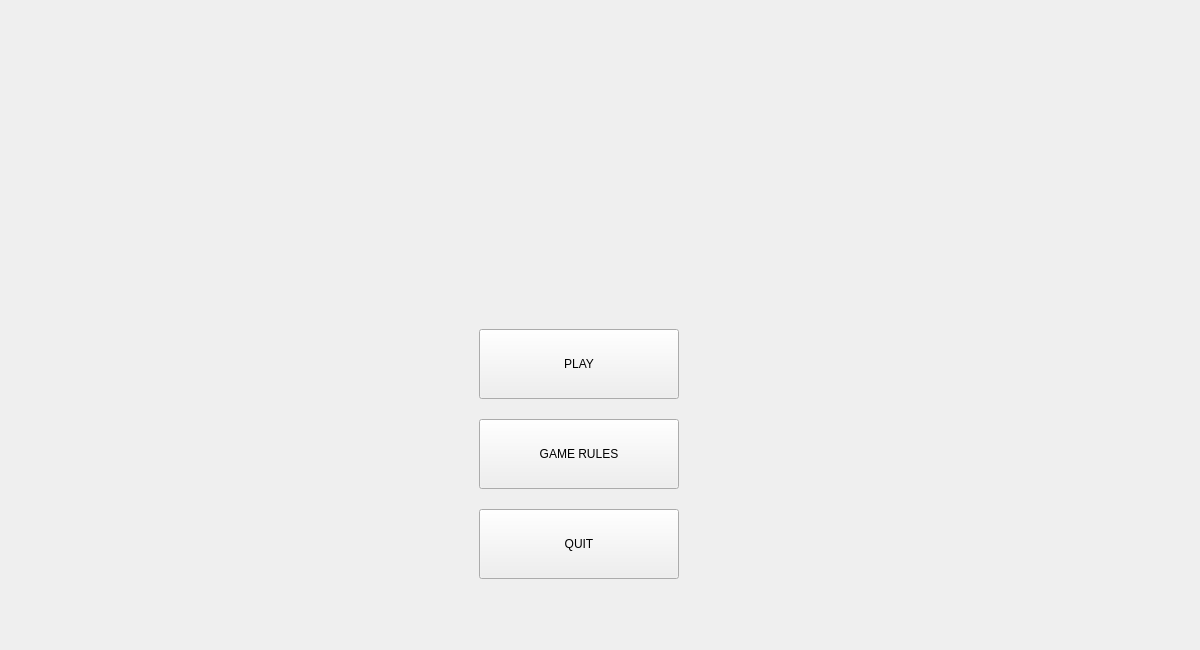
mitrovicmasa/traffic-express, file TrafficExpress/mainwindow.ui: the form before one commit.
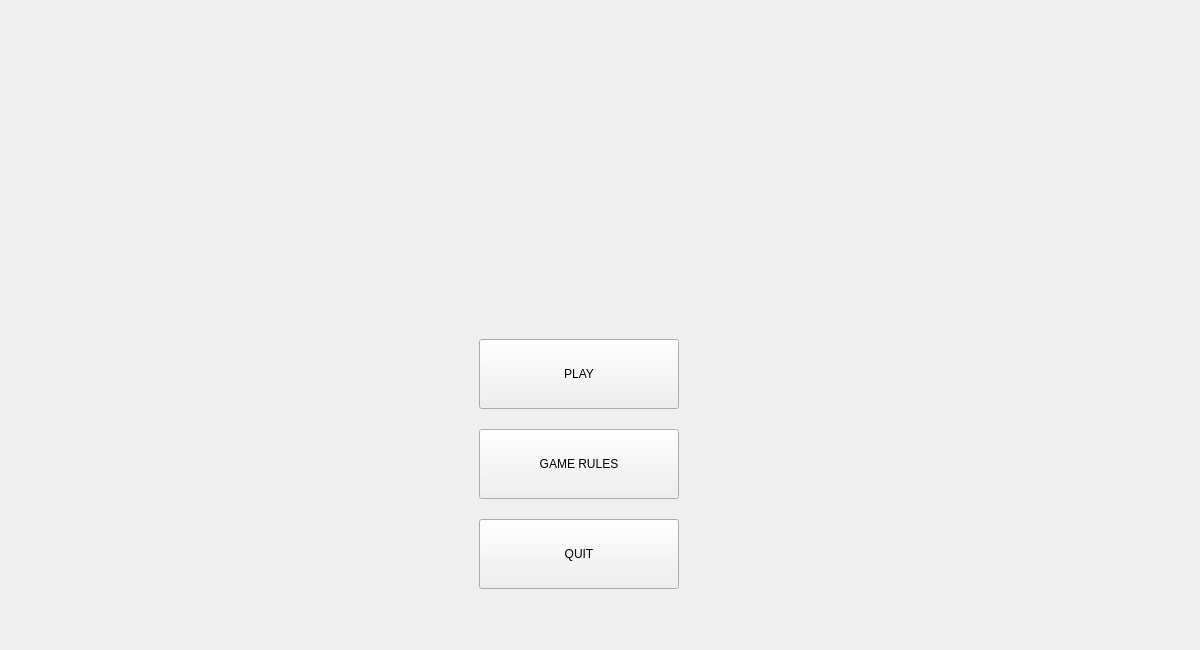
The form after the commit. The open tabs and pages were chosen to show the change. Icons and pictures are not drawn.

Diff of the .ui file:
```diff
--- a/TrafficExpress/mainwindow.ui
+++ b/TrafficExpress/mainwindow.ui
@@ -465,7 +465,7 @@
         <property name="geometry">
          <rect>
           <x>470</x>
-          <y>320</y>
+          <y>330</y>
           <width>200</width>
           <height>70</height>
          </rect>
@@ -524,7 +524,7 @@
         <property name="geometry">
          <rect>
           <x>470</x>
-          <y>410</y>
+          <y>420</y>
           <width>200</width>
           <height>70</height>
          </rect>
@@ -574,7 +574,7 @@
         <property name="geometry">
          <rect>
           <x>470</x>
-          <y>500</y>
+          <y>510</y>
           <width>200</width>
           <height>70</height>
          </rect>
@@ -623,10 +623,10 @@
        <widget class="QLabel" name="labelTrafficExpress">
         <property name="geometry">
          <rect>
-          <x>390</x>
-          <y>20</y>
-          <width>421</width>
-          <height>291</height>
+          <x>380</x>
+          <y>10</y>
+          <width>371</width>
+          <height>301</height>
          </rect>
         </property>
         <property name="text">
```
Left out of the diff: 17 changed lines with no effect on the pictures.
